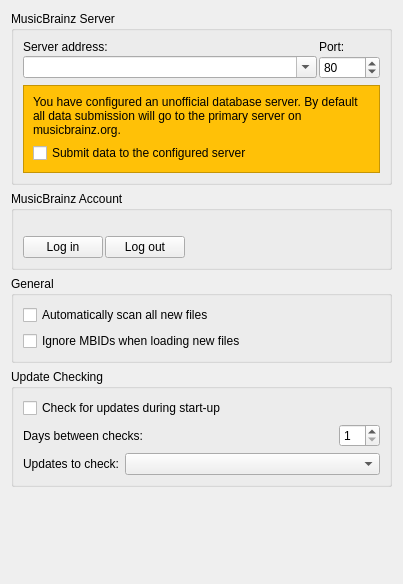
Above: ui/options_general.ui from metabrainz/picard before the change. Below: the same form after it.
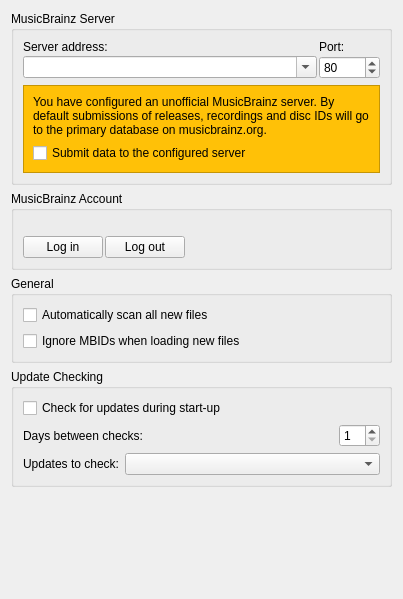
That is the form after the change.

Commit message: PICARD-2232: Update the unofficial server warning text

What changed in the file:
```diff
--- a/ui/options_general.ui
+++ b/ui/options_general.ui
@@ -7,7 +7,7 @@
     <x>0</x>
     <y>0</y>
     <width>403</width>
-    <height>584</height>
+    <height>599</height>
    </rect>
   </property>
   <layout class="QVBoxLayout">
@@ -49,7 +49,7 @@
          <item>
           <widget class="QLabel" name="label_4">
            <property name="text">
-            <string>You have configured an unofficial database server. By default all data submission will go to the primary server on musicbrainz.org.</string>
+            <string>You have configured an unofficial MusicBrainz server. By default submissions of releases, recordings and disc IDs will go to the primary database on musicbrainz.org.</string>
            </property>
            <property name="wordWrap">
             <bool>true</bool>
```
The commit also changes 1 other file.
